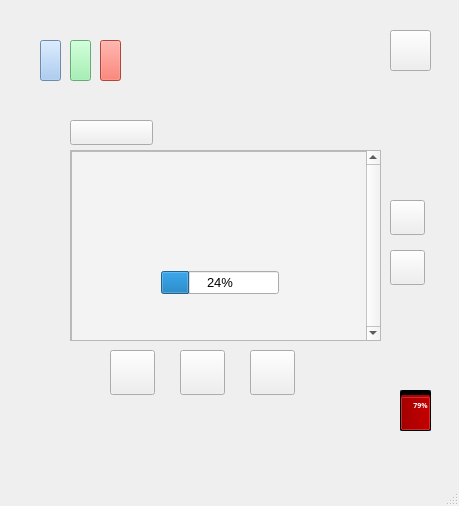
TLC1301-1020/COMP3004-Team-Project, file codeWithUI/mainwindow.ui: the form before one commit.
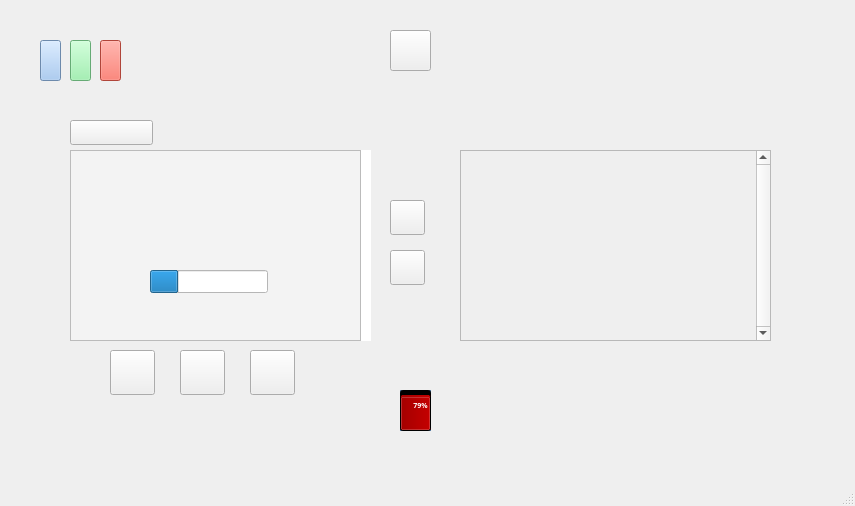
The form after the commit. Icons and pictures are not drawn.

```diff
--- a/codeWithUI/mainwindow.ui
+++ b/codeWithUI/mainwindow.ui
@@ -6,7 +6,7 @@
    <rect>
     <x>0</x>
     <y>0</y>
-    <width>459</width>
+    <width>855</width>
     <height>506</height>
    </rect>
   </property>
@@ -73,6 +73,65 @@
      <string notr="true">background-color: rgb(255, 255, 255);
 color: rgb(255, 255, 255);</string>
     </property>
+    <widget class="QWidget" name="listviewwidget" native="true">
+     <property name="geometry">
+      <rect>
+       <x>0</x>
+       <y>0</y>
+       <width>291</width>
+       <height>191</height>
+      </rect>
+     </property>
+     <widget class="QGraphicsView" name="List_View_2">
+      <property name="geometry">
+       <rect>
+        <x>0</x>
+        <y>0</y>
+        <width>291</width>
+        <height>191</height>
+       </rect>
+      </property>
+      <property name="font">
+       <font>
+        <pointsize>10</pointsize>
+       </font>
+      </property>
+      <property name="styleSheet">
+       <string notr="true">background-color: rgb(243, 243, 243);</string>
+      </property>
+     </widget>
+     <widget class="QGraphicsView" name="List_View">
+      <property name="geometry">
+       <rect>
+        <x>0</x>
+        <y>0</y>
+        <width>291</width>
+        <height>191</height>
+       </rect>
+      </property>
+      <property name="font">
+       <font>
+        <pointsize>10</pointsize>
+       </font>
+      </property>
+      <property name="styleSheet">
+       <string notr="true">background-color: rgb(243, 243, 243);</string>
+      </property>
+     </widget>
+     <widget class="QProgressBar" name="progressBar">
+      <property name="geometry">
+       <rect>
+        <x>80</x>
+        <y>120</y>
+        <width>118</width>
+        <height>23</height>
+       </rect>
+      </property>
+      <property name="value">
+       <number>24</number>
+      </property>
+     </widget>
+    </widget>
    </widget>
    <widget class="QPushButton" name="Button_Pause">
     <property name="geometry">
@@ -273,7 +332,7 @@
    <widget class="QScrollArea" name="scrollArea">
     <property name="geometry">
      <rect>
-      <x>70</x>
+      <x>460</x>
       <y>150</y>
       <width>311</width>
       <height>191</height>
@@ -297,68 +356,6 @@
        <height>189</height>
       </rect>
      </property>
-     <widget class="QGraphicsView" name="List_View">
-      <property name="geometry">
-       <rect>
-        <x>0</x>
-        <y>0</y>
-        <width>301</width>
-        <height>191</height>
-       </rect>
-      </property>
-      <property name="font">
-       <font>
-        <pointsize>10</pointsize>
-       </font>
-      </property>
-      <property name="styleSheet">
-       <string notr="true">background-color: rgb(243, 243, 243);</string>
-      </property>
-     </widget>
-     <widget class="QWidget" name="widget" native="true">
-      <property name="geometry">
-       <rect>
-        <x>0</x>
-        <y>0</y>
-        <width>291</width>
-        <height>191</height>
-       </rect>
-      </property>
-      <widget class="QGraphicsView" name="List_View_2">
-       <property name="geometry">
-        <rect>
-         <x>0</x>
-         <y>0</y>
-         <width>291</width>
-         <height>191</height>
-        </rect>
-       </property>
-       <property name="font">
-        <font>
-         <pointsize>10</pointsize>
-        </font>
-       </property>
-       <property name="styleSheet">
-        <string notr="true">background-color: rgb(243, 243, 243);</string>
-       </property>
-      </widget>
-     </widget>
-     <widget class="QProgressBar" name="progressBar">
-      <property name="geometry">
-       <rect>
-        <x>90</x>
-        <y>120</y>
-        <width>118</width>
-        <height>23</height>
-       </rect>
-      </property>
-      <property name="value">
-       <number>24</number>
-      </property>
-     </widget>
-     <zorder>widget</zorder>
-     <zorder>List_View</zorder>
-     <zorder>progressBar</zorder>
     </widget>
    </widget>
    <widget class="QProgressBar" name="batteryLevelBar">
```
Left out of the diff: 2 changed lines with no effect on the pictures.
